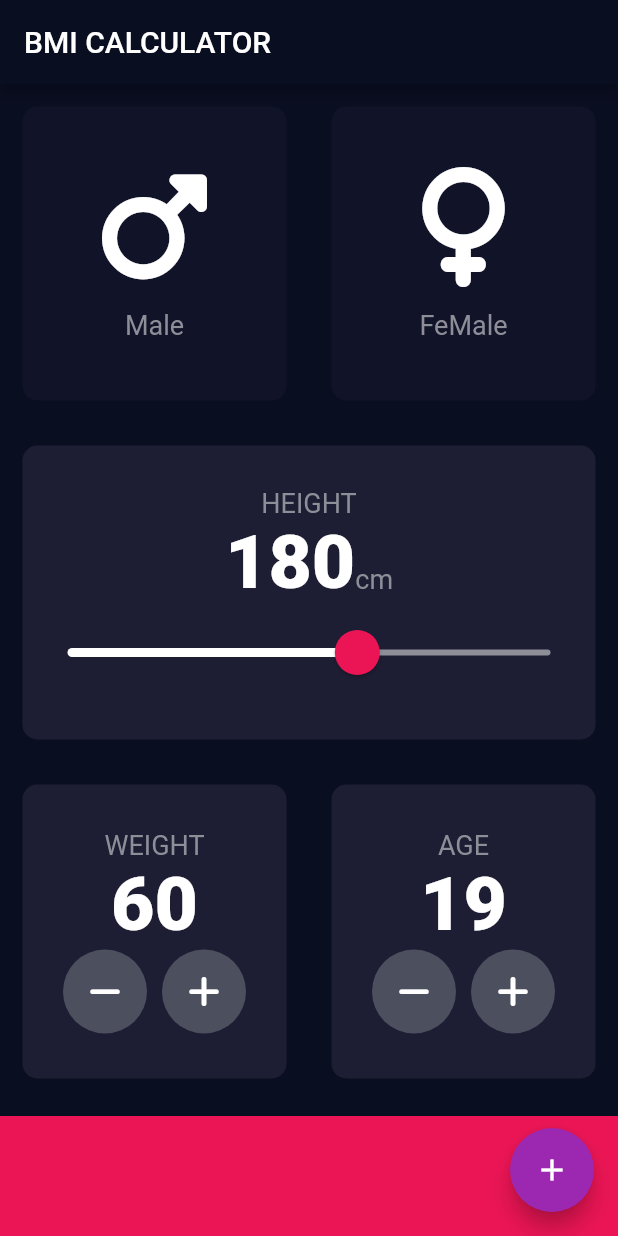
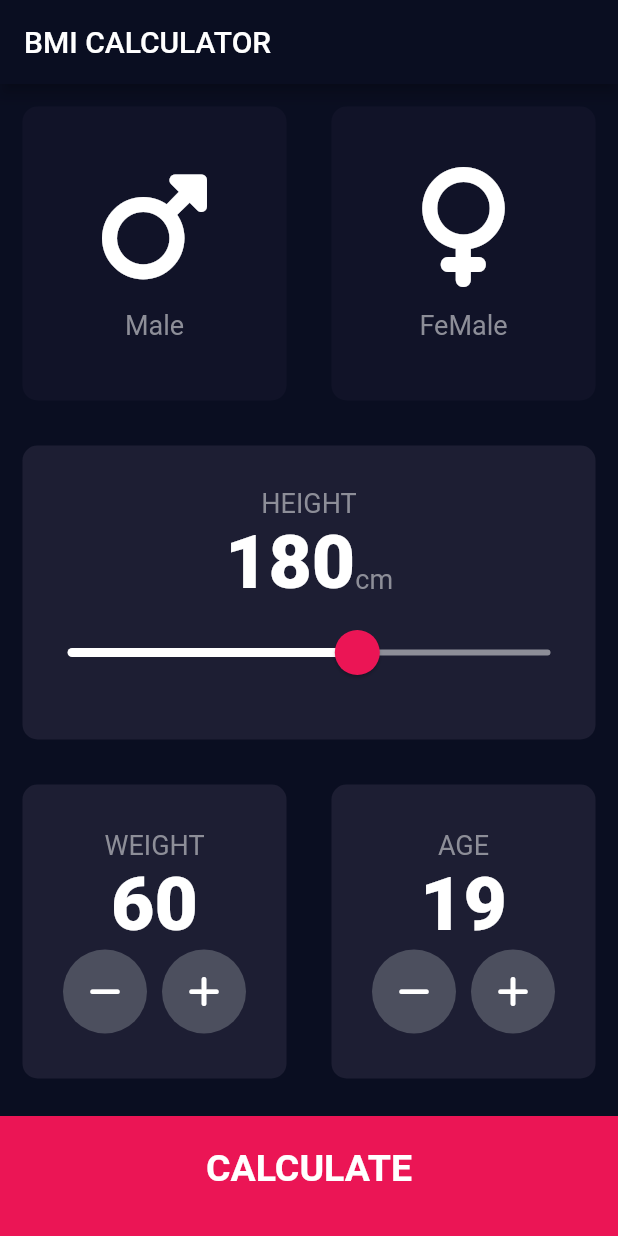
Before and after one commit to jjonghyn/bmi, a Flutter app: the screen it shows after launch, on a phone screen of 412 x 824 dp. Run offline on Flutter 3.47's test engine with Material 2 defaults, Android fonts, the phone set to English and light mode, and no system bars; our stand-ins replace font_awesome_flutter.

Commit message:
주석 ㄱㄱ

```diff
--- /dev/null
+++ b/lib/components/bottom_button.dart
@@ -0,0 +1,33 @@
+import 'package:flutter/material.dart';
+import '../constants.dart';
+
+class BottomButton extends StatelessWidget {
+  BottomButton({required this.buttonTitle, required this.onTap});
+
+  final String buttonTitle;
+  final VoidCallback onTap;
+
+  @override
+  Widget build(BuildContext context) {
+    return GestureDetector(
+      onTap: onTap,
+      child: Container(
+        height: 80,
+        child: Center(
+          child: Text(
+            buttonTitle,
+            style: largeButtonTextStyle,
+          ),
+        ),
+        color: bottomContainerColor,
+        margin: EdgeInsets.only(
+          top: 10,
+        ),
+        padding: EdgeInsets.only(
+          bottom: 10,
+        ),
+        width: double.infinity,
+      ),
+    );
+  }
+}
--- a/lib/icon_content.dart
+++ b/lib/components/icon_content.dart
@@ -1,6 +1,6 @@
 import 'package:flutter/material.dart';
 
-import 'constants.dart';
+import '../constants.dart';
 
 class IconWidget extends StatelessWidget {
   const IconWidget({
--- /dev/null
+++ b/lib/components/round_icon_button.dart
@@ -0,0 +1,23 @@
+import 'package:flutter/material.dart';
+
+class RoundIconButton extends StatelessWidget {
+  const RoundIconButton({Key? key, required this.icon, required this.onPressed}) : super(key: key);
+
+  final IconData icon;
+  final VoidCallback onPressed;
+
+  @override
+  Widget build(BuildContext context) {
+    return RawMaterialButton(
+      child: Icon(icon),
+      elevation: 0,
+      constraints: BoxConstraints.tightFor(
+        width: 56,
+        height: 56,
+      ),
+      shape: CircleBorder(),
+      fillColor: Color(0xFF4C4F5E),
+      onPressed: onPressed,
+    );
+  }
+}
--- a/lib/main.dart
+++ b/lib/main.dart
@@ -1,5 +1,5 @@
 import 'package:flutter/material.dart';
-import 'input_page.dart';
+import 'screens/input_page.dart';
 
 void main() => runApp(const BMICalculator());
 
--- a/lib/input_page.dart
+++ b/lib/screens/input_page.dart
@@ -1,10 +1,14 @@
 import 'dart:ui';
 
+import 'package:exam/screens/result_page.dart';
 import 'package:flutter/material.dart';
 import 'package:font_awesome_flutter/font_awesome_flutter.dart';
-import 'icon_content.dart';
-import 'reusable_card.dart';
-import 'constants.dart';
+import '../components/icon_content.dart';
+import '../components/reusable_card.dart';
+import '../constants.dart';
+import '../components/bottom_button.dart';
+import '../components/round_icon_button.dart';
+import 'package:exam/calculator_brain.dart';
 
 enum Gender {
   male,
@@ -37,10 +41,14 @@ class _InputPageState extends State<InputPage> {
             children: [
               Expanded(
                 child: GestureDetector(
+                  onTap : () {
+                    setState(() {
+                      selectedGender = Gender.male;
+                    });
+                  },
                   child: CardWidget(
-                    onPress: () {
+                    onPress: (){
                       setState(() {
-                        selectedGender = Gender.male;
                       });
                     },
                     colour: selectedGender == Gender.male ? activeCardColor : inactiveCardColour,
@@ -53,17 +61,19 @@ class _InputPageState extends State<InputPage> {
               ),
               Expanded(
                 child: GestureDetector(
+                  onTap : () {
+                    setState(() {
+                      selectedGender = Gender.female;
+                    });
+                  },
                   child: CardWidget(
-                    onPress: () {
-                      setState(() {
-                        selectedGender = Gender.female;
-                      });
-                    },
+
                     colour: selectedGender == Gender.female ? activeCardColor : inactiveCardColour,
+
                     cardChild: IconWidget(
                       icon: FontAwesomeIcons.venus,
                       label: "FeMale",
-                    ),
+                    ), onPress: (){},
                   ),
                 ),
               ),
@@ -216,45 +226,34 @@ class _InputPageState extends State<InputPage> {
               ),
             ],
           )),
-          Container(
-            height: 80,
-            color: bottomContainerColor,
-            margin: EdgeInsets.only(
-              top: 10,
-            ),
-            width: double.infinity,
-          )
+          BottomButton(
+            buttonTitle: 'CALCULATE',
+            onTap: () {
+              CalculatorBrain calc = CalculatorBrain(
+                height: height,
+                weight: weight,
+              );
+              Navigator.push(
+                context,
+                MaterialPageRoute(
+                  builder: (context) => ResultsPage(
+                    bmiResult: calc.calculateBMI(),
+                    interpretation: calc.getInterpretation(),
+                    resultText: calc.getResult(),
+                  ),
+                ),
+              );
+            },
+          ),
         ],
       ),
-      floatingActionButton: Theme(
-        data: ThemeData(accentColor: Colors.purple),
-        child: FloatingActionButton(
-          onPressed: () {},
-          child: const Icon(Icons.add),
-        ),
-      ),
+      // floatingActionButton: Theme(
+      //   data: ThemeData(accentColor: Colors.purple),
+      //   child: FloatingActionButton(
+      //     onPressed: () {},
+      //     child: const Icon(Icons.add),
+      //   ),
+      // ),
     );
   }
 }
-
-class RoundIconButton extends StatelessWidget {
-  const RoundIconButton({Key? key, required this.icon, required this.onPressed}) : super(key: key);
-
-  final IconData icon;
-  final VoidCallback onPressed;
-
-  @override
-  Widget build(BuildContext context) {
-    return RawMaterialButton(
-      child: Icon(icon),
-      elevation: 0,
-      constraints: BoxConstraints.tightFor(
-        width: 56,
-        height: 56,
-      ),
-      shape: CircleBorder(),
-      fillColor: Color(0xFF4C4F5E),
-      onPressed: onPressed,
-    );
-  }
-}
```
Also changed, not shown: lib/calculator_brain.dart (added, +36 -0 lines), lib/constants.dart (+25 -0 lines), lib/screens/result_page.dart (added, +73 -0 lines), lib/components/reusable_card.dart (renamed from lib/reusable_card.dart).
